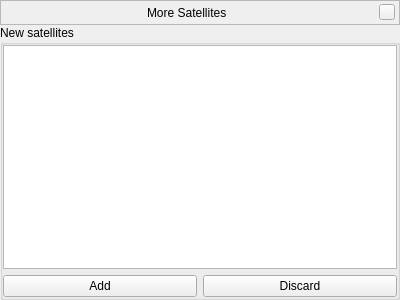
519984307/stellarium_src, file plugins/Satellites/src/gui/satellitesImportDialog.ui: the form before one commit.
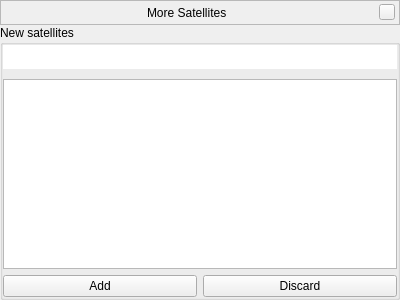
The form after the commit. The open tabs and pages were chosen to show the change. Icons and pictures are not drawn. Custom widgets are drawn as their Qt base class.

Commit message: + search for the new satellites list

The edit to the form file:
```diff
--- a/plugins/Satellites/src/gui/satellitesImportDialog.ui
+++ b/plugins/Satellites/src/gui/satellitesImportDialog.ui
@@ -185,27 +185,42 @@
           <property name="margin">
            <number>0</number>
           </property>
-          <item row="0" column="0" colspan="2">
-           <widget class="QListWidget" name="listWidget">
-            <property name="uniformItemSizes">
-             <bool>true</bool>
-            </property>
-           </widget>
-          </item>
-          <item row="1" column="0">
+          <item row="2" column="0">
            <widget class="QPushButton" name="pushButtonAdd">
             <property name="text">
              <string>Add</string>
             </property>
            </widget>
           </item>
-          <item row="1" column="1">
+          <item row="2" column="1">
            <widget class="QPushButton" name="pushButtonDiscard">
             <property name="text">
              <string>Discard</string>
             </property>
            </widget>
           </item>
+          <item row="1" column="0" colspan="2">
+           <widget class="QListView" name="listView">
+            <property name="uniformItemSizes">
+             <bool>true</bool>
+            </property>
+           </widget>
+          </item>
+          <item row="0" column="0" colspan="2">
+           <widget class="QLineEdit" name="lineEditSearch">
+            <property name="styleSheet">
+             <string notr="true">QLineEdit {
+	margin: 0px 0px 4px 0px;
+	padding: 4px;
+	padding-left: 32px;
+	background-image: url(:/graphicGui/searchBoxBackground.png);
+	background-repeat: none;
+	background-position: center left;
+	border: none;
+}/* Stolen from the #citySearchLineEdit widget. */</string>
+            </property>
+           </widget>
+          </item>
          </layout>
         </widget>
        </item>
```
Left out of the diff: 2 changed lines with no effect on the pictures. The commit also changes 2 other files.
